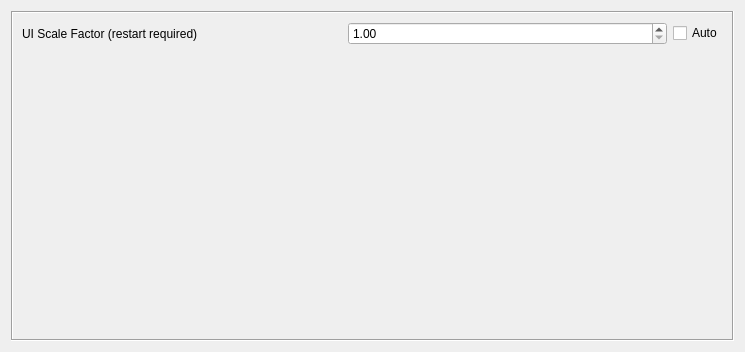
Qt form pages/pagesettings.ui (vedderb/vesc_tool) before a commit.
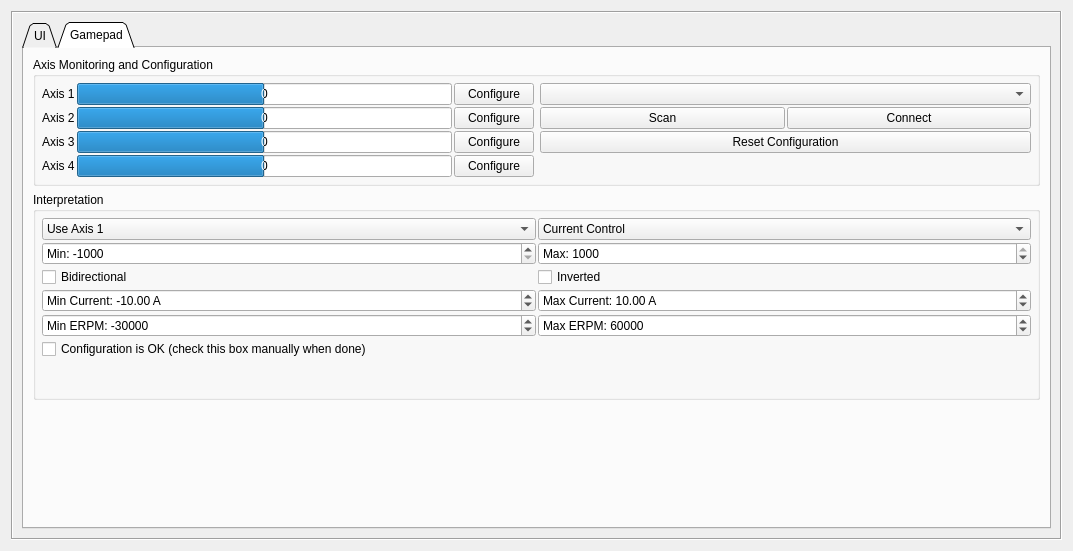
The same form after that commit. The open tabs and pages were chosen to show the change. Icons and pictures are not drawn. Custom widgets are drawn as their Qt base class.

Diff of the .ui file:
```diff
--- a/pages/pagesettings.ui
+++ b/pages/pagesettings.ui
@@ -6,8 +6,8 @@
    <rect>
     <x>0</x>
     <y>0</y>
-    <width>745</width>
-    <height>352</height>
+    <width>1073</width>
+    <height>551</height>
    </rect>
   </property>
   <property name="windowTitle">
@@ -25,54 +25,11 @@
      <property name="lineWidth">
       <number>1</number>
      </property>
-     <layout class="QVBoxLayout" name="verticalLayout">
+     <layout class="QVBoxLayout" name="verticalLayout_3">
       <item>
-       <layout class="QHBoxLayout" name="horizontalLayout">
-        <item>
-         <widget class="QLabel" name="label">
-          <property name="text">
-           <string>UI Scale Factor (restart required)</string>
-          </property>
-         </widget>
-        </item>
-        <item>
-         <widget class="QDoubleSpinBox" name="uiScaleBox">
-          <property name="toolTip">
-           <string>&lt;html&gt;&lt;head/&gt;&lt;body&gt;&lt;p&gt;Scale the user intefrace with this factor. Useful for high resolution monitors. VESC Tool must be restarted for this setting to take effect.&lt;/p&gt;&lt;/body&gt;&lt;/html&gt;</string>
-          </property>
-          <property name="minimum">
-           <double>1.000000000000000</double>
-          </property>
-          <property name="maximum">
-           <double>3.000000000000000</double>
-          </property>
-          <property name="singleStep">
-           <double>0.100000000000000</double>
-          </property>
-         </widget>
-        </item>
-        <item>
-         <widget class="QCheckBox" name="uiAutoScaleBox">
-          <property name="sizePolicy">
-           <sizepolicy hsizetype="Fixed" vsizetype="Fixed">
-            <horstretch>0</horstretch>
-            <verstretch>0</verstretch>
-           </sizepolicy>
-          </property>
-          <property name="toolTip">
-           <string>&lt;html&gt;&lt;head/&gt;&lt;body&gt;&lt;p&gt;Try to determine the scaling factor automatically from the screen resolution and the system font settings. VESC Tool must be restarted for this setting to take effect.&lt;/p&gt;&lt;/body&gt;&lt;/html&gt;</string>
-          </property>
-          <property name="text">
-           <string>Auto</string>
-          </property>
-         </widget>
-        </item>
-       </layout>
-      </item>
-      <item>
-       <spacer name="verticalSpacer">
-        <property name="orientation">
-         <enum>Qt::Vertical</enum>
+       <widget class="QTabWidget" name="tabWidget">
+        <property name="tabShape">
+         <enum>QTabWidget::Triangular</enum>
         </property>
         <property name="sizeHint" stdset="0">
          <size>
@@ -80,13 +37,536 @@
           <height>144</height>
          </size>
         </property>
-       </spacer>
+        <widget class="QWidget" name="tab">
+         <attribute name="title">
+          <string>UI</string>
+         </attribute>
+         <layout class="QVBoxLayout" name="verticalLayout">
+          <item>
+           <layout class="QHBoxLayout" name="horizontalLayout">
+            <item>
+             <widget class="QLabel" name="label">
+              <property name="text">
+               <string>UI Scale Factor (restart required)</string>
+              </property>
+             </widget>
+            </item>
+            <item>
+             <widget class="QDoubleSpinBox" name="uiScaleBox">
+              <property name="toolTip">
+               <string>&lt;html&gt;&lt;head/&gt;&lt;body&gt;&lt;p&gt;Scale the user intefrace with this factor. Useful for high resolution monitors. VESC Tool must be restarted for this setting to take effect.&lt;/p&gt;&lt;/body&gt;&lt;/html&gt;</string>
+              </property>
+              <property name="minimum">
+               <double>1.000000000000000</double>
+              </property>
+              <property name="maximum">
+               <double>3.000000000000000</double>
+              </property>
+              <property name="singleStep">
+               <double>0.100000000000000</double>
+              </property>
+             </widget>
+            </item>
+            <item>
+             <widget class="QCheckBox" name="uiAutoScaleBox">
+              <property name="sizePolicy">
+               <sizepolicy hsizetype="Fixed" vsizetype="Fixed">
+                <horstretch>0</horstretch>
+                <verstretch>0</verstretch>
+               </sizepolicy>
+              </property>
+              <property name="toolTip">
+               <string>&lt;html&gt;&lt;head/&gt;&lt;body&gt;&lt;p&gt;Try to determine the scaling factor automatically from the screen resolution and the system font settings. VESC Tool must be restarted for this setting to take effect.&lt;/p&gt;&lt;/body&gt;&lt;/html&gt;</string>
+              </property>
+              <property name="text">
+               <string>Auto</string>
+              </property>
+             </widget>
+            </item>
+           </layout>
+          </item>
+          <item>
+           <spacer name="verticalSpacer">
+            <property name="orientation">
+             <enum>Qt::Vertical</enum>
+            </property>
+            <property name="sizeHint" stdset="0">
+             <size>
+              <width>20</width>
+              <height>144</height>
+             </size>
+            </property>
+           </spacer>
+          </item>
+         </layout>
+        </widget>
+        <widget class="QWidget" name="tab_2">
+         <attribute name="title">
+          <string>Gamepad</string>
+         </attribute>
+         <layout class="QVBoxLayout" name="verticalLayout_4" stretch="0,0,1">
+          <item>
+           <widget class="QGroupBox" name="groupBox_2">
+            <property name="title">
+             <string>Axis Monitoring and Configuration</string>
+            </property>
+            <layout class="QHBoxLayout" name="horizontalLayout_2" stretch="1,1">
+             <property name="leftMargin">
+              <number>6</number>
+             </property>
+             <property name="topMargin">
+              <number>6</number>
+             </property>
+             <property name="rightMargin">
+              <number>6</number>
+             </property>
+             <property name="bottomMargin">
+              <number>6</number>
+             </property>
+             <item>
+              <layout class="QGridLayout" name="gridLayout">
+               <property name="spacing">
+                <number>2</number>
+               </property>
+               <item row="3" column="1">
+                <widget class="QProgressBar" name="jsAxis4Bar">
+                 <property name="minimum">
+                  <number>-1000</number>
+                 </property>
+                 <property name="maximum">
+                  <number>1000</number>
+                 </property>
+                 <property name="value">
+                  <number>0</number>
+                 </property>
+                 <property name="format">
+                  <string>%v</string>
+                 </property>
+                </widget>
+               </item>
+               <item row="0" column="1">
+                <widget class="QProgressBar" name="jsAxis1Bar">
+                 <property name="minimum">
+                  <number>-1000</number>
+                 </property>
+                 <property name="maximum">
+                  <number>1000</number>
+                 </property>
+                 <property name="value">
+                  <number>0</number>
+                 </property>
+                 <property name="format">
+                  <string>%v</string>
+                 </property>
+                </widget>
+               </item>
+               <item row="1" column="1">
+                <widget class="QProgressBar" name="jsAxis2Bar">
+                 <property name="minimum">
+                  <number>-1000</number>
+                 </property>
+                 <property name="maximum">
+                  <number>1000</number>
+                 </property>
+                 <property name="value">
+                  <number>0</number>
+                 </property>
+                 <property name="format">
+                  <string>%v</string>
+                 </property>
+                </widget>
+               </item>
+               <item row="0" column="0">
+                <widget class="QLabel" name="label_2">
+                 <property name="text">
+                  <string>Axis 1</string>
+                 </property>
+                </widget>
+               </item>
+               <item row="1" column="0">
+                <widget class="QLabel" name="label_3">
+                 <property name="text">
+                  <string>Axis 2</string>
+                 </property>
+                </widget>
+               </item>
+               <item row="3" column="0">
+                <widget class="QLabel" name="label_5">
+                 <property name="text">
+                  <string>Axis 4</string>
+                 </property>
+                </widget>
+               </item>
+               <item row="2" column="1">
+                <widget class="QProgressBar" name="jsAxis3Bar">
+                 <property name="minimum">
+                  <number>-1000</number>
+                 </property>
+                 <property name="maximum">
+                  <number>1000</number>
+                 </property>
+                 <property name="value">
+                  <number>0</number>
+                 </property>
+                 <property name="format">
+                  <string>%v</string>
+                 </property>
+                </widget>
+               </item>
+               <item row="2" column="0">
+                <widget class="QLabel" name="label_4">
+                 <property name="text">
+                  <string>Axis 3</string>
+                 </property>
+                </widget>
+               </item>
+               <item row="0" column="2">
+                <widget class="QPushButton" name="jsConf1Button">
+                 <property name="text">
+                  <string>Configure</string>
+                 </property>
+                 <property name="icon">
+                  <iconset resource="../res.qrc">
+                   <normaloff>:/res/icons/Horizontal Settings Mixer-96.png</normaloff>:/res/icons/Horizontal Settings Mixer-96.png</iconset>
+                 </property>
+                </widget>
+               </item>
+               <item row="1" column="2">
+                <widget class="QPushButton" name="jsConf2Button">
+                 <property name="text">
+                  <string>Configure</string>
+                 </property>
+                 <property name="icon">
+                  <iconset resource="../res.qrc">
+                   <normaloff>:/res/icons/Horizontal Settings Mixer-96.png</normaloff>:/res/icons/Horizontal Settings Mixer-96.png</iconset>
+                 </property>
+                </widget>
+               </item>
+               <item row="2" column="2">
+                <widget class="QPushButton" name="jsConf3Button">
+                 <property name="text">
+                  <string>Configure</string>
+                 </property>
+                 <property name="icon">
+                  <iconset resource="../res.qrc">
+                   <normaloff>:/res/icons/Horizontal Settings Mixer-96.png</normaloff>:/res/icons/Horizontal Settings Mixer-96.png</iconset>
+                 </property>
+                </widget>
+               </item>
+               <item row="3" column="2">
+                <widget class="QPushButton" name="jsConf4Button">
+                 <property name="text">
+                  <string>Configure</string>
+                 </property>
+                 <property name="icon">
+                  <iconset resource="../res.qrc">
+                   <normaloff>:/res/icons/Horizontal Settings Mixer-96.png</normaloff>:/res/icons/Horizontal Settings Mixer-96.png</iconset>
+                 </property>
+                </widget>
+               </item>
+              </layout>
+             </item>
+             <item>
+              <layout class="QGridLayout" name="gridLayout_2">
+               <property name="spacing">
+                <number>2</number>
+               </property>
+               <item row="1" column="1">
+                <widget class="QPushButton" name="jsConnectButton">
+                 <property name="text">
+                  <string>Connect</string>
+                 </property>
+                 <property name="icon">
+                  <iconset resource="../res.qrc">
+                   <normaloff>:/res/icons/Connected-96.png</normaloff>:/res/icons/Connected-96.png</iconset>
+                 </property>
+                </widget>
+               </item>
+               <item row="1" column="0">
+                <widget class="QPushButton" name="jsScanButton">
+                 <property name="text">
+                  <string>Scan</string>
+                 </property>
+                 <property name="icon">
+                  <iconset resource="../res.qrc">
+                   <normaloff>:/res/icons/Refresh-96.png</normaloff>:/res/icons/Refresh-96.png</iconset>
+                 </property>
+                </widget>
+               </item>
+               <item row="0" column="0" colspan="2">
+                <widget class="QComboBox" name="jsListBox"/>
+               </item>
+               <item row="3" column="1">
+                <spacer name="verticalSpacer_2">
+                 <property name="orientation">
+                  <enum>Qt::Vertical</enum>
+                 </property>
+                 <property name="sizeHint" stdset="0">
+                  <size>
+                   <width>20</width>
+                   <height>10</height>
+                  </size>
+                 </property>
+                </spacer>
+               </item>
+               <item row="2" column="0" colspan="2">
+                <widget class="QPushButton" name="jsResetConfigButton">
+                 <property name="text">
+                  <string>Reset Configuration</string>
+                 </property>
+                 <property name="icon">
+                  <iconset resource="../res.qrc">
+                   <normaloff>:/res/icons/Restart-96.png</normaloff>:/res/icons/Restart-96.png</iconset>
+                 </property>
+                </widget>
+               </item>
+              </layout>
+             </item>
+            </layout>
+           </widget>
+          </item>
+          <item>
+           <widget class="QGroupBox" name="groupBox">
+            <property name="title">
+             <string>Interpretation</string>
+            </property>
+            <layout class="QGridLayout" name="gridLayout_3">
+             <property name="leftMargin">
+              <number>6</number>
+             </property>
+             <property name="topMargin">
+              <number>6</number>
+             </property>
+             <property name="rightMargin">
+              <number>6</number>
+             </property>
+             <property name="bottomMargin">
+              <number>6</number>
+             </property>
+             <property name="spacing">
+              <number>2</number>
+             </property>
+             <item row="3" column="1">
+              <widget class="QDoubleSpinBox" name="jsCurrentMaxBox">
+               <property name="prefix">
+                <string>Max Current: </string>
+               </property>
+               <property name="suffix">
+                <string> A</string>
+               </property>
+               <property name="maximum">
+                <double>1000.000000000000000</double>
+               </property>
+               <property name="value">
+                <double>10.000000000000000</double>
+               </property>
+              </widget>
+             </item>
+             <item row="4" column="1">
+              <widget class="QDoubleSpinBox" name="jsErpmMaxBox">
+               <property name="prefix">
+                <string>Max ERPM: </string>
+               </property>
+               <property name="decimals">
+                <number>0</number>
+               </property>
+               <property name="maximum">
+                <double>300000.000000000000000</double>
+               </property>
+               <property name="value">
+                <double>60000.000000000000000</double>
+               </property>
+              </widget>
+             </item>
+             <item row="2" column="0">
+              <widget class="QCheckBox" name="jsBidirectionalBox">
+               <property name="text">
+                <string>Bidirectional</string>
+               </property>
+              </widget>
+             </item>
+             <item row="0" column="1">
+              <widget class="QComboBox" name="jsControlTypeBox">
+               <item>
+                <property name="text">
+                 <string>Current Control</string>
+                </property>
+               </item>
+               <item>
+                <property name="text">
+                 <string>Current Control Brake</string>
+                </property>
+               </item>
+               <item>
+                <property name="text">
+                 <string>Duty Control</string>
+                </property>
+               </item>
+               <item>
+                <property name="text">
+                 <string>Speed Control</string>
+                </property>
+               </item>
+               <item>
+                <property name="text">
+                 <string>Position Control</string>
+                </property>
+               </item>
+              </widget>
+             </item>
+             <item row="4" column="0">
+              <widget class="QDoubleSpinBox" name="jsErpmMinBox">
+               <property name="prefix">
+                <string>Min ERPM: </string>
+               </property>
+               <property name="decimals">
+                <number>0</number>
+               </property>
+               <property name="minimum">
+                <double>-300000.000000000000000</double>
+               </property>
+               <property name="maximum">
+                <double>0.000000000000000</double>
+               </property>
+               <property name="value">
+                <double>-30000.000000000000000</double>
+               </property>
+              </widget>
+             </item>
+             <item row="3" column="0">
+              <widget class="QDoubleSpinBox" name="jsCurrentMinBox">
+               <property name="prefix">
+                <string>Min Current: </string>
+               </property>
+               <property name="suffix">
+                <string> A</string>
+               </property>
+               <property name="minimum">
+                <double>-1000.000000000000000</double>
+               </property>
+               <property name="maximum">
+                <double>0.000000000000000</double>
+               </property>
+               <property name="value">
+                <double>-10.000000000000000</double>
+               </property>
+              </widget>
+             </item>
+             <item row="2" column="1">
+              <widget class="QCheckBox" name="jsInvertedBox">
+               <property name="text">
+                <string>Inverted</string>
+               </property>
+              </widget>
+             </item>
+             <item row="5" column="0">
+              <widget class="QCheckBox" name="jsConfigOkBox">
+               <property name="text">
+                <string>Configuration is OK (check this box manually when done)</string>
+               </property>
+              </widget>
+             </item>
+             <item row="1" column="1">
+              <widget class="QSpinBox" name="jsMaxBox">
+               <property name="prefix">
+                <string>Max: </string>
+               </property>
+               <property name="minimum">
+                <number>-1000</number>
+               </property>
+               <property name="maximum">
+                <number>1000</number>
+               </property>
+               <property name="value">
+                <number>1000</number>
+               </property>
+              </widget>
+             </item>
+             <item row="1" column="0">
+              <widget class="QSpinBox" name="jsMinBox">
+               <property name="prefix">
+                <string>Min: </string>
+               </property>
+               <property name="minimum">
+                <number>-1000</number>
+               </property>
+               <property name="maximum">
+                <number>1000</number>
+               </property>
+               <property name="value">
+                <number>-1000</number>
+               </property>
+              </widget>
+             </item>
+             <item row="6" column="0" colspan="2">
+              <widget class="DisplayBar" name="jsDisp" native="true">
+               <property name="minimumSize">
+                <size>
+                 <width>0</width>
+                 <height>30</height>
+                </size>
+               </property>
+              </widget>
+             </item>
+             <item row="0" column="0">
+              <widget class="QComboBox" name="jseAxisBox">
+               <item>
+                <property name="text">
+                 <string>Use Axis 1</string>
+                </property>
+               </item>
+               <item>
+                <property name="text">
+                 <string>Use Axis 2</string>
+                </property>
+               </item>
+               <item>
+                <property name="text">
+                 <string>Use Axis 3</string>
+                </property>
+               </item>
+               <item>
+                <property name="text">
+                 <string>Use Axis 4</string>
+                </property>
+               </item>
+              </widget>
+             </item>
+            </layout>
+           </widget>
+          </item>
+          <item>
+           <spacer name="verticalSpacer_3">
+            <property name="orientation">
+             <enum>Qt::Vertical</enum>
+            </property>
+            <property name="sizeHint" stdset="0">
+             <size>
+              <width>20</width>
+              <height>40</height>
+             </size>
+            </property>
+           </spacer>
+          </item>
+         </layout>
+        </widget>
+       </widget>
       </item>
      </layout>
     </widget>
    </item>
   </layout>
  </widget>
- <resources/>
+ <customwidgets>
+  <customwidget>
+   <class>DisplayBar</class>
+   <extends>QWidget</extends>
+   <header>widgets/displaybar.h</header>
+   <container>1</container>
+  </customwidget>
+ </customwidgets>
+ <resources>
+  <include location="../res.qrc"/>
+ </resources>
  <connections/>
 </ui>
```
Left out of the diff: 7 changed lines with no effect on the pictures.
